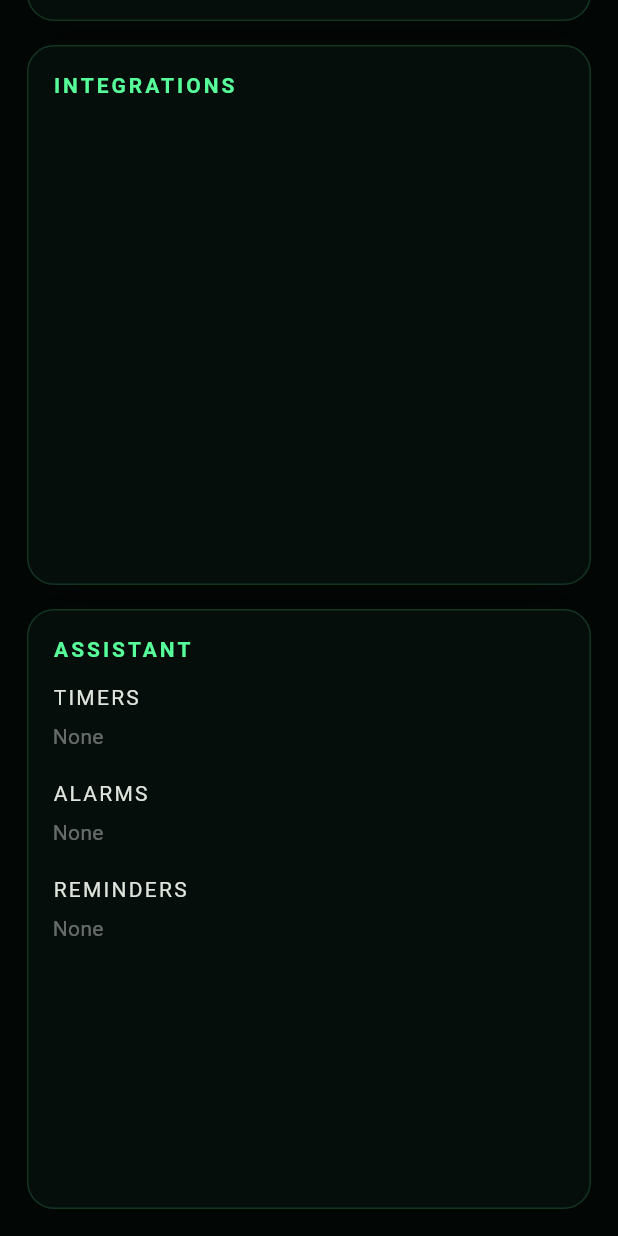
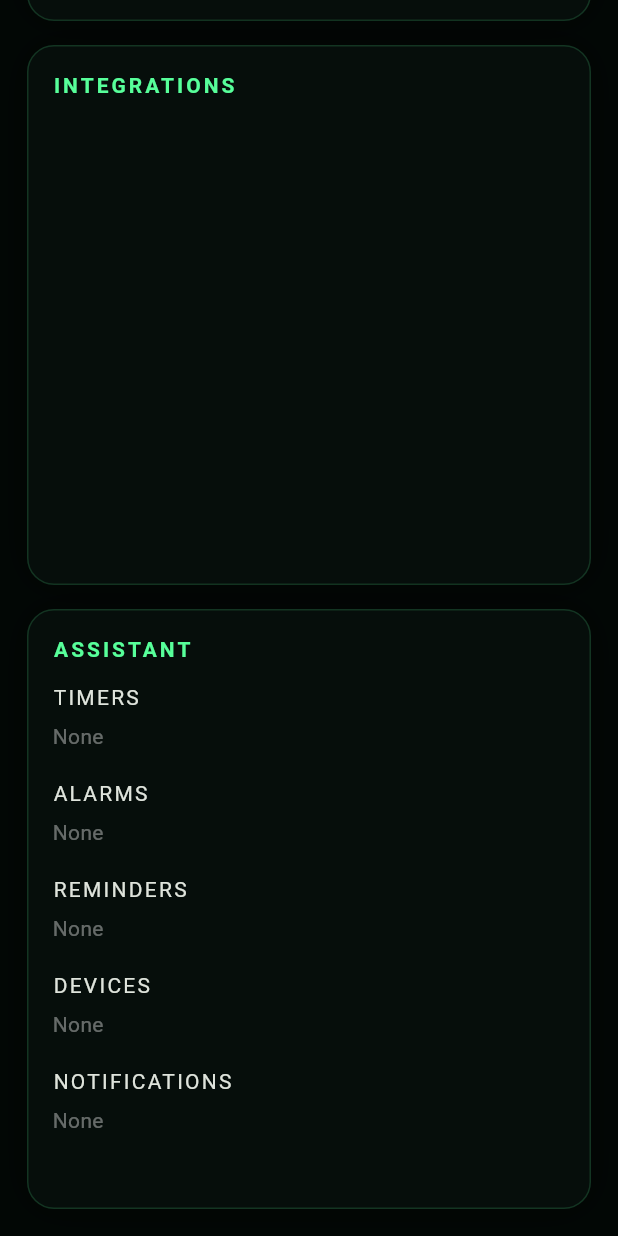
Before and after one commit to NekoSuneProjects/Jarvis, a Flutter app: the screen it shows after launch, scrolled down 688 dp, on a phone screen of 412 x 824 dp. Run offline on Flutter 3.47's test engine with Material 3 defaults, Android fonts, the light colour scheme and no system bars; network calls fail.

Commit message:
feat: show devices notifications and persistent chat in Flutter HUD

```diff
--- a/apps/jarvis_ui/lib/screens/dashboard.dart
+++ b/apps/jarvis_ui/lib/screens/dashboard.dart
@@ -24,6 +24,8 @@ class _DashboardScreenState extends State<DashboardScreen> {
   List<dynamic> timers = [];
   List<dynamic> alarms = [];
   List<dynamic> reminders = [];
+  List<dynamic> notifications = [];
+  List<dynamic> devices = [];
 
   JarvisState state = JarvisState.idle;
   StreamSubscription<dynamic>? eventSubscription;
@@ -44,6 +46,8 @@ class _DashboardScreenState extends State<DashboardScreen> {
         widget.client.timers(),
         widget.client.alarms(),
         widget.client.reminders(),
+        widget.client.notifications(),
+        widget.client.devices(),
       ]);
       if (!mounted) return;
       setState(() {
@@ -52,6 +56,8 @@ class _DashboardScreenState extends State<DashboardScreen> {
         timers = results[2] as List<dynamic>;
         alarms = results[3] as List<dynamic>;
         reminders = results[4] as List<dynamic>;
+        notifications = results[5] as List<dynamic>;
+        devices = results[6] as List<dynamic>;
         error = null;
       });
     } catch (e) {
@@ -68,7 +74,10 @@ class _DashboardScreenState extends State<DashboardScreen> {
           final type = event['type']?.toString() ?? '';
           if (type.startsWith('timer.') ||
               type.startsWith('alarm.') ||
-              type.startsWith('reminder.')) {
+              type.startsWith('reminder.') ||
+              type.startsWith('notification.') ||
+              type.startsWith('device.') ||
+              type.startsWith('routine.')) {
             _refresh();
           }
           if (!mounted) return;
@@ -102,7 +111,7 @@ class _DashboardScreenState extends State<DashboardScreen> {
       final response = await widget.client.chat(text);
       if (!mounted) return;
       setState(() {
-        messages.add((user: false, text: response));
+        messages.add((user: false, text: response.content));
         state = JarvisState.idle;
       });
     } catch (e) {
@@ -322,6 +331,8 @@ class _DashboardScreenState extends State<DashboardScreen> {
           section('TIMERS', timers),
           section('ALARMS', alarms),
           section('REMINDERS', reminders),
+          section('DEVICES', devices),
+          section('NOTIFICATIONS', notifications),
         ],
       ),
     );
```
